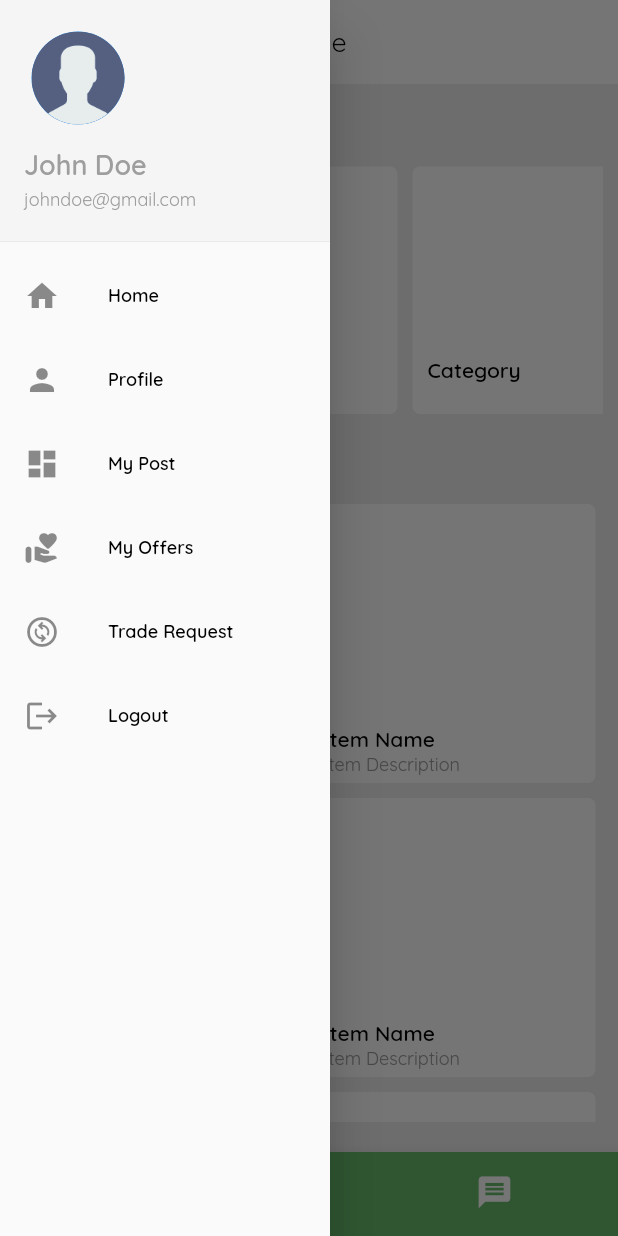
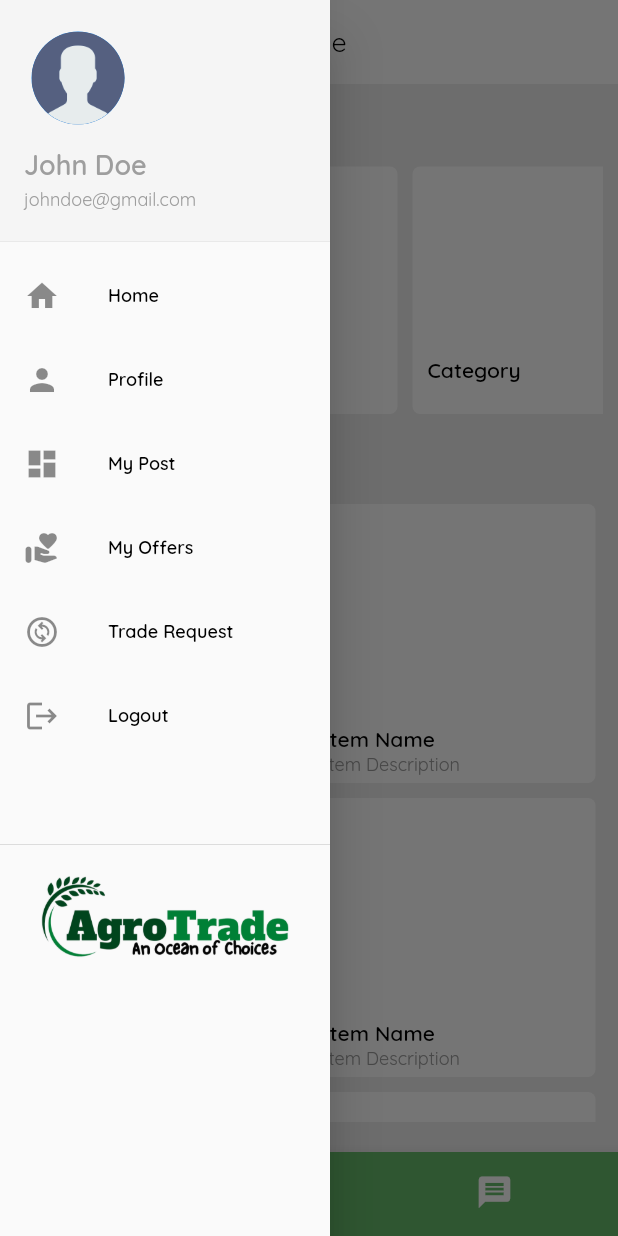
Before and after one commit to lansoyyy/Agro-Trade, a Flutter app: the screen it shows after launch, with the side drawer open, on a phone screen of 412 x 824 dp. Run offline on Flutter 3.47's test engine with Material 2 defaults, Android fonts, the phone set to English and light mode, and no system bars; our stand-ins replace firebase_core, get_storage; accounts and stored records are empty.

Commit message:
added logo

```diff
--- a/lib/widgets/drawer_widget.dart
+++ b/lib/widgets/drawer_widget.dart
@@ -155,6 +155,23 @@
                         ));
               },
             ),
+            const SizedBox(
+              height: 50,
+            ),
+            const Divider(),
+            const SizedBox(
+              height: 10,
+            ),
+            Padding(
+              padding: const EdgeInsets.only(left: 20, right: 20),
+              child: Image.asset(
+                'assets/images/logo.png',
+                width: 20,
+              ),
+            ),
+            const SizedBox(
+              height: 20,
+            ),
           ],
         ),
       ),
```
Also changed, not shown: assets/images/logo.jpg (added), assets/images/logo.png (added).
